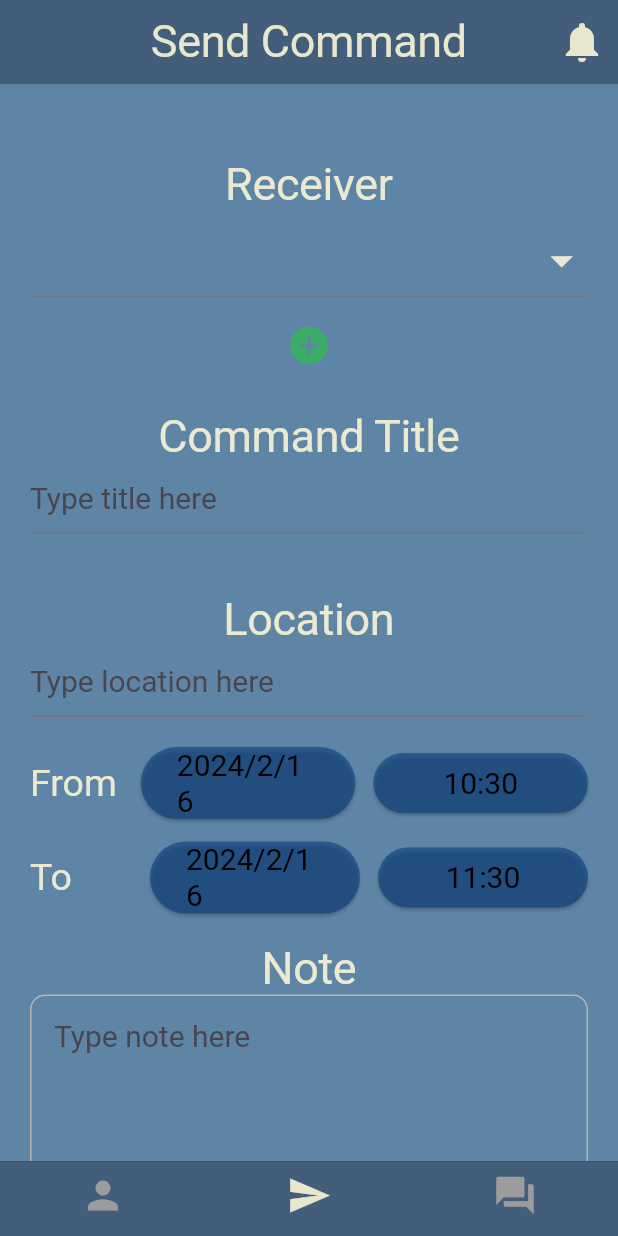
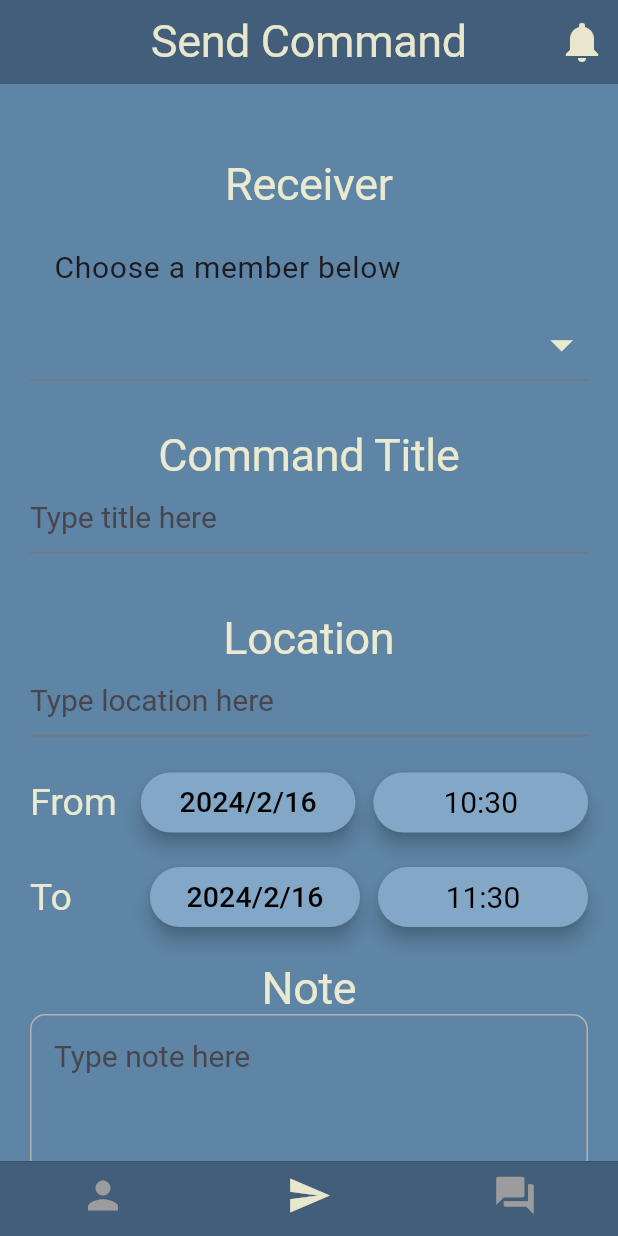
Before and after one commit to HughKim-0/COMMAC, a Flutter app: the screen it shows once a user with an empty profile is signed in, swiped to page 2, on a phone screen of 412 x 824 dp. Run offline on Flutter 3.47's test engine with Material 3 defaults, Android fonts, the phone set to English and light mode, and no system bars; our stand-ins replace cloud_firestore, firebase_auth, firebase_core, firebase_messaging, firebase_storage, flutter_local_notifications and 4 more; missing offline and left inert: add_2_calendar; accounts and stored records are empty.

Commit message:
third commit

```diff
--- a/lib/Functions/general_method.dart
+++ b/lib/Functions/general_method.dart
@@ -123,6 +123,7 @@ class GeneralMethod {
     final String currentUserId = _auth.currentUser!.uid;
     final String currentUserEmail = _auth.currentUser!.email.toString();
     final String timeStamp = datetimeToString(DateTime.now());
+    final DateTime timeStampDummy = DateTime.now();
     String result = 'error';
     List<String> ids = [currentUserId, receiverId];
     ids.sort();
@@ -142,7 +143,8 @@ class GeneralMethod {
           startTimeString: startTimeString,
           endTimeString: endTimeString,
           commandId: commandId,
-          commandRoomId: commandRoomId);
+          commandRoomId: commandRoomId,
+          timeDummy: timeStampDummy);
 
       await _db
           .collection('commandRooms')
@@ -176,7 +178,7 @@ class GeneralMethod {
         .collection('commandRooms')
         .doc(commandRoomId)
         .collection('commands')
-        .orderBy('timeStamp', descending: true)
+        .orderBy('timeDummy', descending: true)
         .snapshots();
   }
 
--- a/lib/Models/user_command.dart
+++ b/lib/Models/user_command.dart
@@ -61,6 +61,7 @@ class Command {
   final String endTimeString;
   final String commandId;
   final String commandRoomId;
+  final DateTime timeDummy;
 
   const Command({
     required this.senderId,
@@ -77,6 +78,7 @@ class Command {
     required this.endTimeString,
     required this.commandId,
     required this.commandRoomId,
+    required this.timeDummy,
   });
 
   Map<String, dynamic> toJson() => {
@@ -94,6 +96,7 @@ class Command {
         'endTimeString': endTimeString,
         'commandId': commandId,
         'commandRoomId': commandRoomId,
+        'timeDummy': timeDummy,
       };
 
   static Command fromSnapShot(DocumentSnapshot snapshot) {
@@ -114,6 +117,7 @@ class Command {
       endTimeString: snap['endTimeString'],
       commandId: snap['commandId'],
       commandRoomId: snap['commandRoomId'],
+      timeDummy: snap['timeDummy'],
     );
   }
 
@@ -133,6 +137,7 @@ class Command {
       endTimeString: json['endTimeString'],
       commandId: json['commandId'],
       commandRoomId: json['commandRoomId'],
+      timeDummy: json['timeDummy'],
     );
   }
 }
--- a/lib/Screens/send_command_screen.dart
+++ b/lib/Screens/send_command_screen.dart
@@ -39,7 +39,8 @@ class _SendCommandScreenState extends State<SendCommandScreen> {
   final String _status = 'Pending';
   int startTimeInt = 0;
   int endTimeInt = 0;
-  final _formKey = GlobalKey<FormFieldState>();
+  final GlobalKey<FormFieldState> _formKey = GlobalKey<FormFieldState>();
+  late PageController pageController;
 
   UserProfile? _user;
   final notificationMethod = NotificationsService();
@@ -128,6 +129,7 @@ class _SendCommandScreenState extends State<SendCommandScreen> {
           .then((value) {
         if (value == 'Success') {
           Fluttertoast.showToast(msg: 'Command has been successfully sent');
+          reset();
         } else {
           Fluttertoast.showToast(msg: value);
         }
@@ -174,11 +176,29 @@ class _SendCommandScreenState extends State<SendCommandScreen> {
     });
   }
 
+  void resetTwo() {
+    pageController.jumpToPage(1);
+  }
+
   void reset() {
     _titleController.clear();
     _locationController.clear();
     _noteController.clear();
-    _formKey.currentState?.reset();
+    _bridgeMembers.clear();
+    setState(
+      () {
+        _bridgeMembers.add(
+          BridgeCommandedMember(
+            memberId: null,
+            memberName: null,
+            memberEmail: null,
+            memberPhone: null,
+          ),
+        );
+      },
+    );
+    _formKey.currentState?.setState(() {});
+    ;
   }
 
   @override
@@ -242,6 +262,46 @@ class _SendCommandScreenState extends State<SendCommandScreen> {
             ListView.builder(
               shrinkWrap: true,
               itemCount: _bridgeMembers.length,
+              itemBuilder: (BuildContext context, int index) {
+                return Row(
+                  children: [
+                    Expanded(
+                      flex: 8,
+                      child: ListTile(
+                        title: Text(
+                            _bridgeMembers[index].memberName.toString() ==
+                                    "null"
+                                ? "Choose a member below"
+                                : _bridgeMembers[index].memberName.toString()),
+                      ),
+                    ),
+                    if (index > 0)
+                      const Expanded(
+                        child: SizedBox(
+                          width: 20,
+                        ),
+                      ),
+                    if (index > 0)
+                      Expanded(
+                        child: InkWell(
+                          child: const Icon(
+                            Icons.backspace,
+                            color: Colors.red,
+                          ),
+                          onTap: () {
+                            setState(() {
+                              _bridgeMembers.removeAt(index);
+                            });
+                          },
+                        ),
+                      ),
+                  ],
+                );
+              },
+            ),
+            ListView.builder(
+              shrinkWrap: true,
+              itemCount: _bridgeMembers.length,
               itemBuilder: (context, index) {
                 return Padding(
                   padding: const EdgeInsets.only(bottom: 8.0),
@@ -249,7 +309,7 @@ class _SendCommandScreenState extends State<SendCommandScreen> {
                     mainAxisAlignment: MainAxisAlignment.start,
                     children: [
                       Expanded(
-                        flex: 1,
+                        flex: 3,
                         child: DropdownButtonFormField<String>(
                           key: _formKey,
                           icon: const Icon(
@@ -291,28 +351,22 @@ class _SendCommandScreenState extends State<SendCommandScreen> {
                           }).toList(),
                         ),
                       ),
-                      if (index > 0)
-                        const SizedBox(
-                          width: 20,
-                        ),
-                      if (index > 0)
-                        InkWell(
-                          child: const Icon(
-                            Icons.backspace,
-                            color: Colors.red,
-                          ),
-                          onTap: () {
-                            setState(() {
-                              _bridgeMembers.removeAt(index);
-                            });
-                          },
-                        ),
                     ],
                   ),
                 );
               },
             ),
-            IconButton(
+            _bridgeMembers[0].memberId != null
+                ? _bridgeMembers[_bridgeMembers.length - 1].memberId != null
+                    ? ElevatedButton(
+                        style: ButtonStyle(
+                          backgroundColor: MaterialStateProperty.all<Color>(
+                            greenColor,
+                          ),
+                          elevation: MaterialStateProperty.all<double>(
+                            5.0,
+                          ),
+                        ),
                         onPressed: () {
                           setState(
                             () {
@@ -327,11 +381,15 @@ class _SendCommandScreenState extends State<SendCommandScreen> {
                             },
                           );
                         },
-                icon: Icon(
-                  Icons.add_circle,
-                  color: Color.fromRGBO(37, 199, 61, 0.612),
-                  size: 30.0,
-                )),
+                        child: Text('Add',
+                            style: Theme.of(context).textTheme.displaySmall),
+                      )
+                    : SizedBox(
+                        height: 5,
+                      )
+                : SizedBox(
+                    height: 5,
+                  ),
             const SizedBox(
               height: 20,
             ),
@@ -376,9 +434,14 @@ class _SendCommandScreenState extends State<SendCommandScreen> {
                     },
                     child: Text(
                         '${startDateTime.year}/${startDateTime.month}/${startDateTime.day}',
-                        style: Theme.of(context).textTheme.displaySmall),
-                    style: ElevatedButton.styleFrom(
-                      backgroundColor: secondaryColor,
+                        style: dateFont),
+                    style: ButtonStyle(
+                      backgroundColor: MaterialStateProperty.all<Color>(
+                        lightPrimaryColor,
+                      ),
+                      elevation: MaterialStateProperty.all<double>(
+                        5.0,
+                      ),
                     ),
                   ),
                 ),
@@ -388,8 +451,13 @@ class _SendCommandScreenState extends State<SendCommandScreen> {
                 Expanded(
                   flex: 1,
                   child: ElevatedButton(
-                    style: ElevatedButton.styleFrom(
-                      backgroundColor: secondaryColor,
+                    style: ButtonStyle(
+                      backgroundColor: MaterialStateProperty.all<Color>(
+                        lightPrimaryColor,
+                      ),
+                      elevation: MaterialStateProperty.all<double>(
+                        5.0,
+                      ),
                     ),
                     onPressed: () async {
                       final time = await pickStartTime();
@@ -423,8 +491,13 @@ class _SendCommandScreenState extends State<SendCommandScreen> {
                 Expanded(
                   flex: 1,
                   child: ElevatedButton(
-                    style: ElevatedButton.styleFrom(
-                      backgroundColor: secondaryColor,
+                    style: ButtonStyle(
+                      backgroundColor: MaterialStateProperty.all<Color>(
+                        lightPrimaryColor,
+                      ),
+                      elevation: MaterialStateProperty.all<double>(
+                        5.0,
+                      ),
                     ),
                     onPressed: () async {
                       final date = await pickEndDate();
@@ -434,7 +507,7 @@ class _SendCommandScreenState extends State<SendCommandScreen> {
                     },
                     child: Text(
                         '${endDateTime.year}/${endDateTime.month}/${endDateTime.day}',
-                        style: Theme.of(context).textTheme.displaySmall),
+                        style: dateFont),
                   ),
                 ),
                 const SizedBox(
@@ -443,8 +516,13 @@ class _SendCommandScreenState extends State<SendCommandScreen> {
                 Expanded(
                   flex: 1,
                   child: ElevatedButton(
-                    style: ElevatedButton.styleFrom(
-                      backgroundColor: secondaryColor,
+                    style: ButtonStyle(
+                      backgroundColor: MaterialStateProperty.all<Color>(
+                        lightPrimaryColor,
+                      ),
+                      elevation: MaterialStateProperty.all<double>(
+                        5.0,
+                      ),
                     ),
                     onPressed: () async {
                       final endTime = await pickEndTime();
@@ -511,8 +589,6 @@ class _SendCommandScreenState extends State<SendCommandScreen> {
                         member.memberName, member.memberId, member.memberEmail);
                   }
                 }
-
-                reset();
               },
               child: Text('Send',
                   style: Theme.of(context).textTheme.headlineSmall),
@@ -530,7 +606,17 @@ class _SendCommandScreenState extends State<SendCommandScreen> {
         context: context,
         initialDate: startDateTime,
         firstDate: DateTime(1900),
-      lastDate: DateTime(2200));
+        lastDate: DateTime(2200),
+        builder: (context, child) {
+          return Theme(
+              data: Theme.of(context).copyWith(
+                textTheme: TextTheme(
+                  overline: TextStyle(fontSize: 10),
+                ),
+              ),
+              child: child!);
+        },
+      );
 
   Future<TimeOfDay?> pickStartTime() => showTimePicker(
         context: context,
@@ -542,7 +628,17 @@ class _SendCommandScreenState extends State<SendCommandScreen> {
         context: context,
         initialDate: endDateTime,
         firstDate: DateTime(1900),
-      lastDate: DateTime(2200));
+        lastDate: DateTime(2200),
+        builder: (context, child) {
+          return Theme(
+              data: Theme.of(context).copyWith(
+                textTheme: TextTheme(
+                  overline: TextStyle(fontSize: 10),
+                ),
+              ),
+              child: child!);
+        },
+      );
 
   Future<TimeOfDay?> pickEndTime() => showTimePicker(
         context: context,
--- a/lib/Utils/colors_fonts.dart
+++ b/lib/Utils/colors_fonts.dart
@@ -1,4 +1,5 @@
 import 'package:flutter/material.dart';
+import 'package:google_fonts/google_fonts.dart';
 
 const mobileBackgroundColor = Color.fromRGBO(0, 0, 0, 1);
 const mobileBottomMenuBarColor = Color.fromRGBO(20, 58, 38, 0.612);
@@ -7,6 +8,7 @@ const mobileSearchColor = Color.fromRGBO(38, 38, 38, 1);
 
 const highlightColor = Color.fromRGBO(248, 244, 213, 0.914);
 const primaryColor = Color.fromRGBO(94, 133, 165, 1);
+const lightPrimaryColor = Color.fromRGBO(131, 168, 199, 1);
 const secondaryColor = Color.fromRGBO(11, 67, 131, 0.612);
 const thirdColor = Color.fromRGBO(48, 69, 95, 0.612);
 const whiteColor = Colors.white;
@@ -49,3 +51,19 @@ const searchSmallFont = TextStyle(
   color: myBubbleColor,
   fontSize: 20,
 );
+
+const dateFont = TextStyle(
+  color: blackColor,
+  fontSize: 19,
+);
+
+final sendCommandTitle = TextStyle(
+  color: blackColor,
+  fontFamily: GoogleFonts.paytoneOne().fontFamily,
+  fontSize: 30,
+);
+
+const dateTimeCommandTitle = TextStyle(
+  color: blackColor,
+  fontSize: 25,
+);
--- a/lib/Widgets/command_bubble.dart
+++ b/lib/Widgets/command_bubble.dart
@@ -149,7 +149,7 @@ class _CommandBubbleState extends State<CommandBubble> {
                 style: Theme.of(context).textTheme.bodyLarge,
                 children: <TextSpan>[
                   TextSpan(
-                    text: '${widget.toDo}',
+                    text: '${widget.note}',
                     style: Theme.of(context).textTheme.headlineSmall,
                   )
                 ]),
--- a/pubspec.yaml
+++ b/pubspec.yaml
@@ -16,7 +16,7 @@ publish_to: 'none' # Remove this line if you wish to publish to pub.dev
 # https://developer.apple.com/library/archive/documentation/General/Reference/InfoPlistKeyReference/Articles/CoreFoundationKeys.html
 # In Windows, build-name is used as the major, minor, and patch parts
 # of the product and file versions while build-number is used as the build suffix.
-version: 1.0.0+1
+version: 1.0.0+3
 
 environment:
   sdk: '>=3.1.2 <4.0.0'
@@ -51,6 +51,7 @@ dependencies:
   flutter_local_notifications: ^16.3.0
   http: ^1.1.2
   rename: ^3.0.1
+  font_awesome_flutter: ^10.7.0
 
 dev_dependencies:
   flutter_test:
```
Also changed, not shown: lib/Screens/command_room_screen.dart (+3 -4 lines), lib/Widgets/add_member_form.dart (+31 -13 lines), lib/Widgets/command_buble.dart (deleted, +0 -88 lines), Screenshot 2024-01-22 133425.jpeg (added), Screenshot 2024-01-22 133954.jpeg (added), Screenshot 2024-01-22 134255.jpeg (added), Screenshot 2024-01-22 134255.jpg (added), lib/Models/user_command_history.dart (deleted), pubspec.lock, 6 other files. Lines whose indentation alone changed are shown as unchanged.
